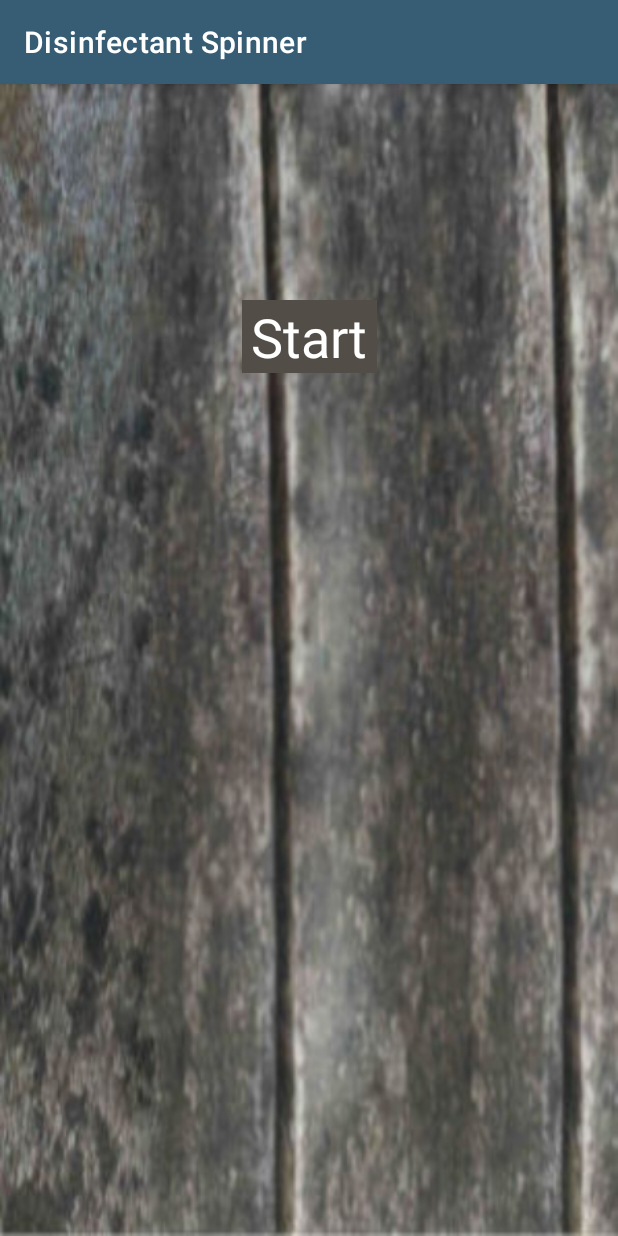
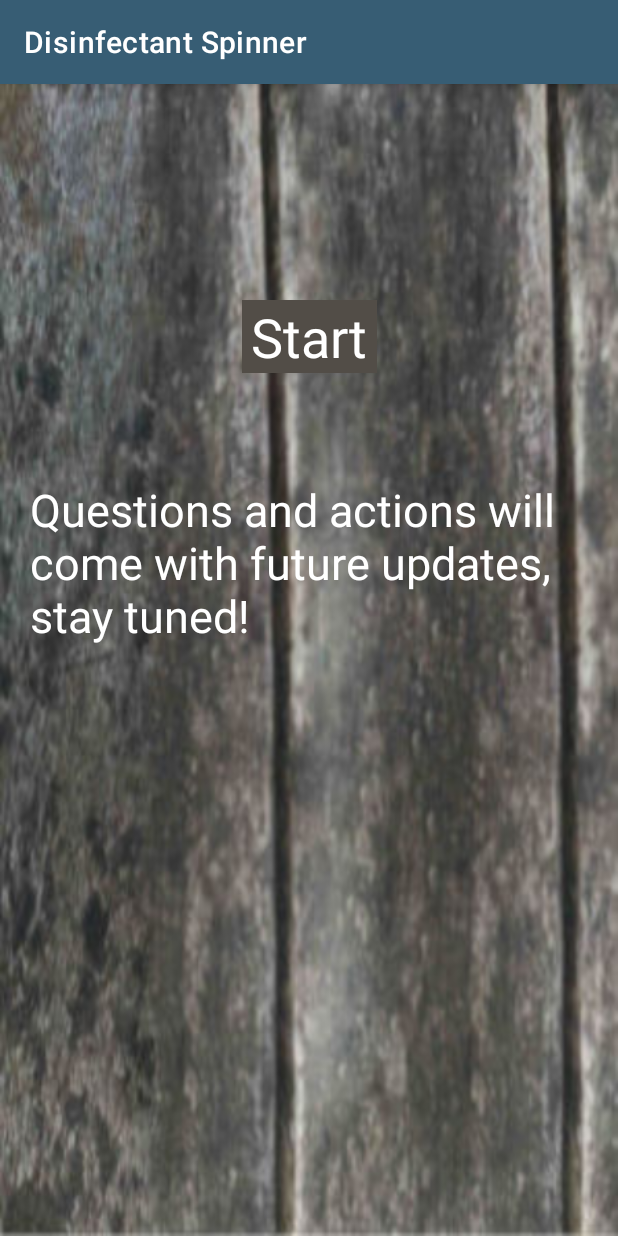
Before and after one commit to teohan-eksi/Disinfectant-Spinner, an Android app: the screen it shows after launch (MainActivity), on a phone screen of 412 x 824 dp. Run offline under Robolectric (Android 15) with nearby library versions, the phone set to English and light mode, and no system bars.

Commit message:
future updates text notice added to the main activity.

```diff
--- a/app/src/main/res/layout/activity_main.xml
+++ b/app/src/main/res/layout/activity_main.xml
@@ -19,4 +19,21 @@
         app:layout_constraintTop_toTopOf="parent"
         app:layout_constraintVertical_bias="0.20" />
 
+    <TextView
+        android:id="@+id/featureAlert"
+        android:layout_width="0dp"
+        android:layout_height="wrap_content"
+        android:padding="2dp"
+        android:paddingStart="20dp"
+        android:paddingEnd="20dp"
+        android:text="@string/feature_alert"
+        android:textAlignment="viewStart"
+        android:textColor="@color/white"
+        android:textSize="30sp"
+        app:layout_constraintBottom_toBottomOf="parent"
+        app:layout_constraintLeft_toLeftOf="parent"
+        app:layout_constraintRight_toRightOf="parent"
+        app:layout_constraintTop_toTopOf="parent"
+        app:layout_constraintVertical_bias="0.40" />
+
 </androidx.constraintlayout.widget.ConstraintLayout>
--- a/app/src/main/res/values/strings.xml
+++ b/app/src/main/res/values/strings.xml
@@ -3,4 +3,7 @@
     <string name="bottle_content_desc">bottle to spin</string>
     <string name="spin_text">Spin!</string>
     <string name="start_text">Start</string>
+    <string name="feature_alert">Questions and actions will come with future updates,
+        stay tuned!
+    </string>
 </resources>
```
